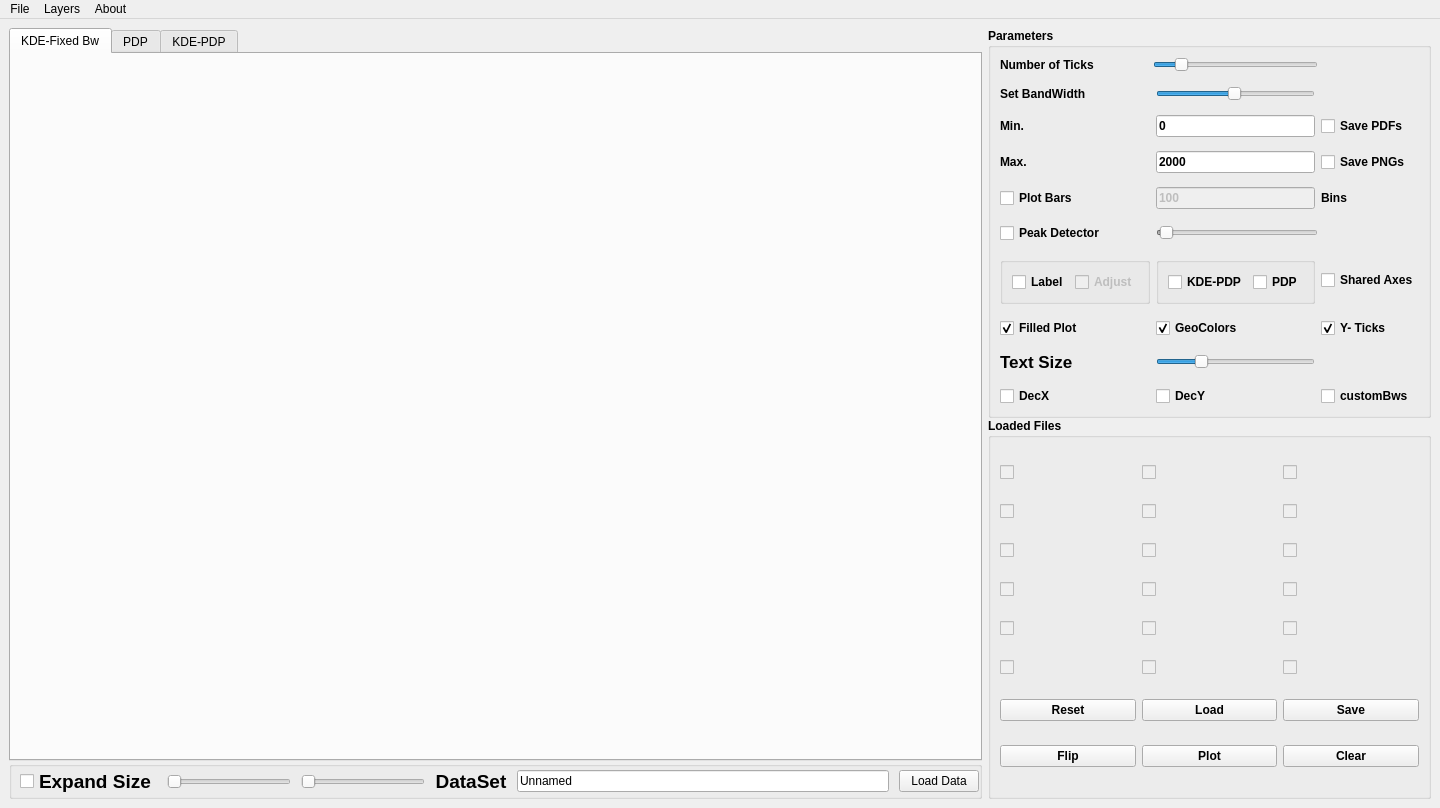
Before: the Qt Designer form histograms.ui in andresrcorcho/CGD_HistogramsApp, drawn with Qt 5.
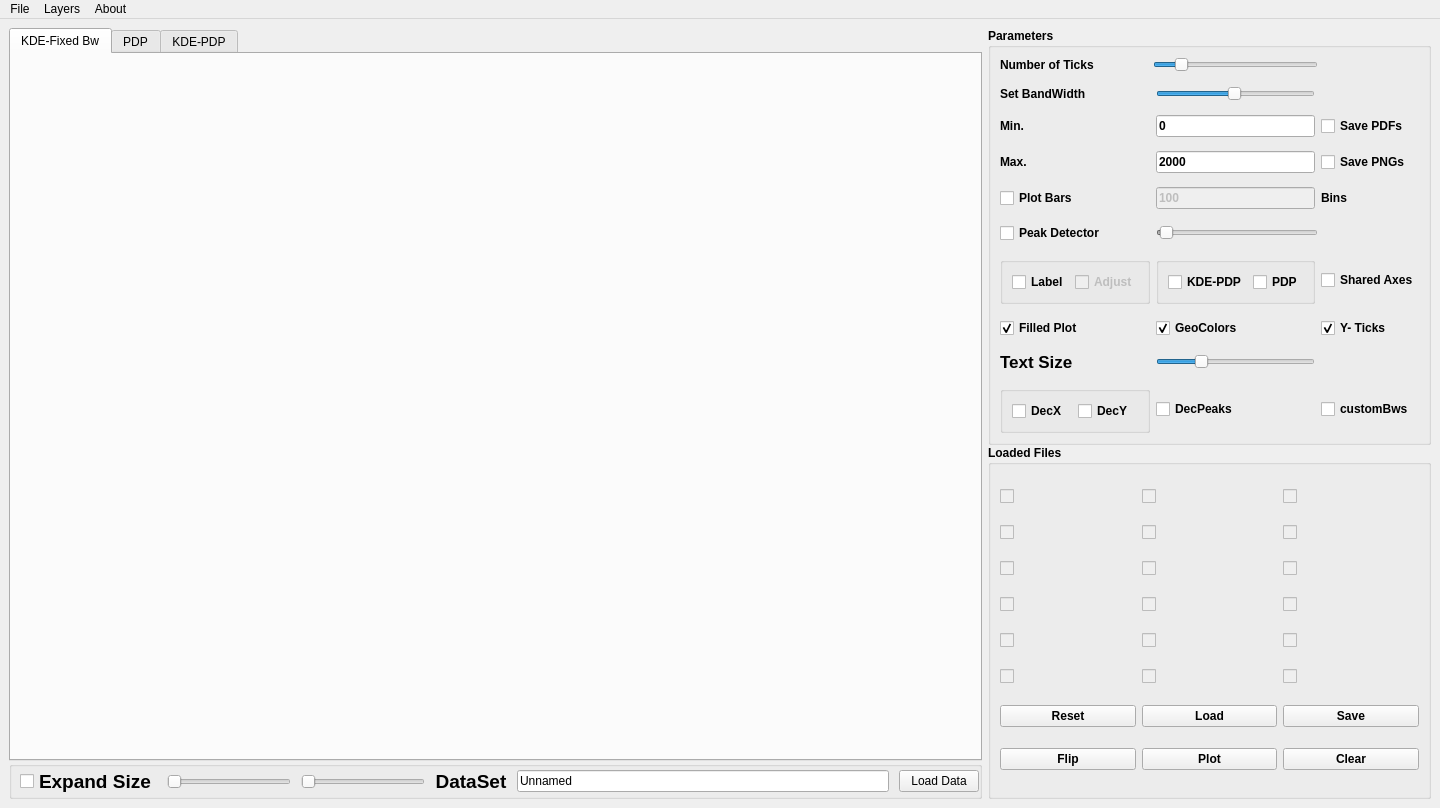
After: the same form once the commit is applied. Custom widgets are drawn as their Qt base class.

```diff
--- a/histograms.ui
+++ b/histograms.ui
@@ -774,6 +774,13 @@
               </property>
              </widget>
             </item>
+            <item row="10" column="4">
+             <widget class="QCheckBox" name="customBw">
+              <property name="text">
+               <string>customBws</string>
+              </property>
+             </widget>
+            </item>
             <item row="7" column="2">
              <widget class="QGroupBox" name="groupBox_2">
               <property name="title">
@@ -826,24 +833,33 @@
               </layout>
              </widget>
             </item>
-            <item row="10" column="2">
-             <widget class="QCheckBox" name="DecimalY">
-              <property name="text">
-               <string>DecY</string>
-              </property>
-             </widget>
-            </item>
             <item row="10" column="0">
-             <widget class="QCheckBox" name="DecimalX">
-              <property name="text">
-               <string>DecX</string>
+             <widget class="QGroupBox" name="groupBox_3">
+              <property name="title">
+               <string/>
               </property>
+              <layout class="QHBoxLayout" name="horizontalLayout_4">
+               <item>
+                <widget class="QCheckBox" name="DecimalX">
+                 <property name="text">
+                  <string>DecX</string>
+                 </property>
+                </widget>
+               </item>
+               <item>
+                <widget class="QCheckBox" name="DecimalY">
+                 <property name="text">
+                  <string>DecY</string>
+                 </property>
+                </widget>
+               </item>
+              </layout>
              </widget>
             </item>
-            <item row="10" column="4">
-             <widget class="QCheckBox" name="customBw">
+            <item row="10" column="2">
+             <widget class="QCheckBox" name="DecimalPeaks">
               <property name="text">
-               <string>customBws</string>
+               <string>DecPeaks</string>
               </property>
              </widget>
             </item>
```
